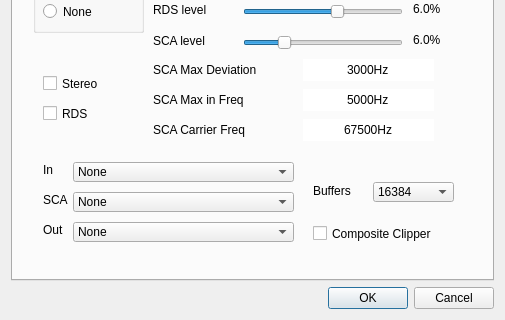
Old version of the form JMPX/options.ui in the repository jontio/JMPX; both pictures show x 0 to 505 and y 145 to 465 of the 505 by 465 pixel window.
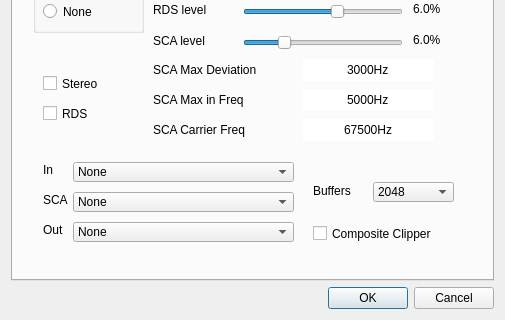
New version of the form.

Commit message: buffering and sample rate

Diff of the .ui file:
```diff
--- a/JMPX/options.ui
+++ b/JMPX/options.ui
@@ -602,8 +602,13 @@
         </rect>
        </property>
        <property name="currentIndex">
-        <number>2</number>
+        <number>0</number>
        </property>
+       <item>
+        <property name="text">
+         <string>2048</string>
+        </property>
+       </item>
        <item>
         <property name="text">
          <string>4096</string>
```
The commit also changes 2 other files.
